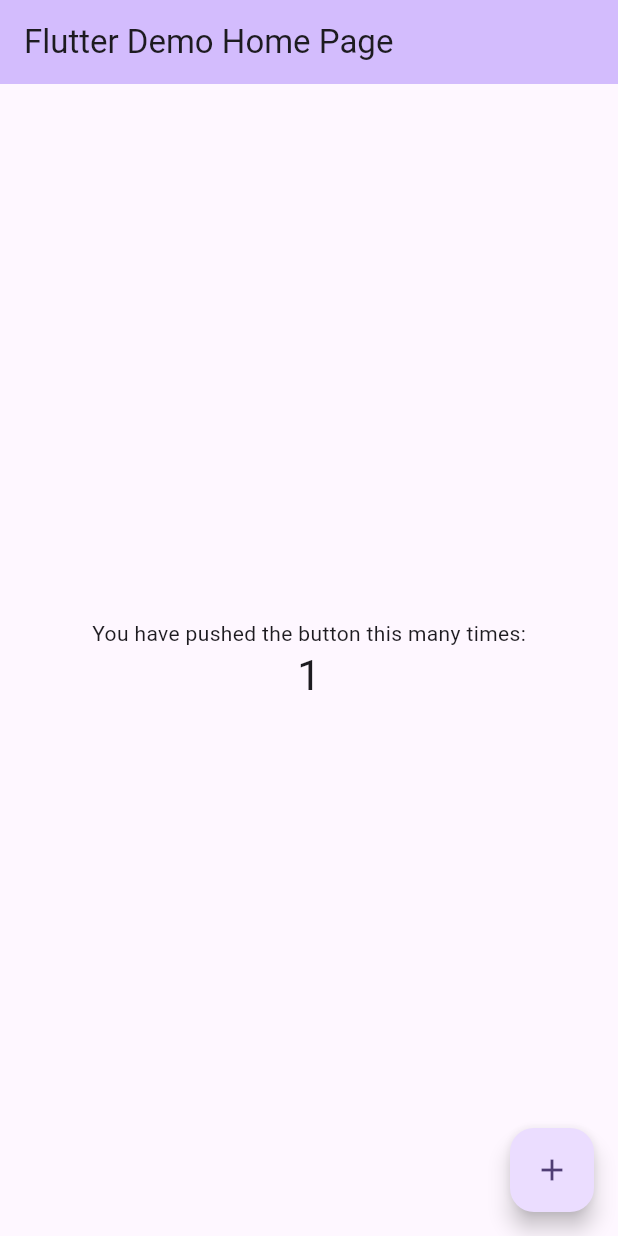
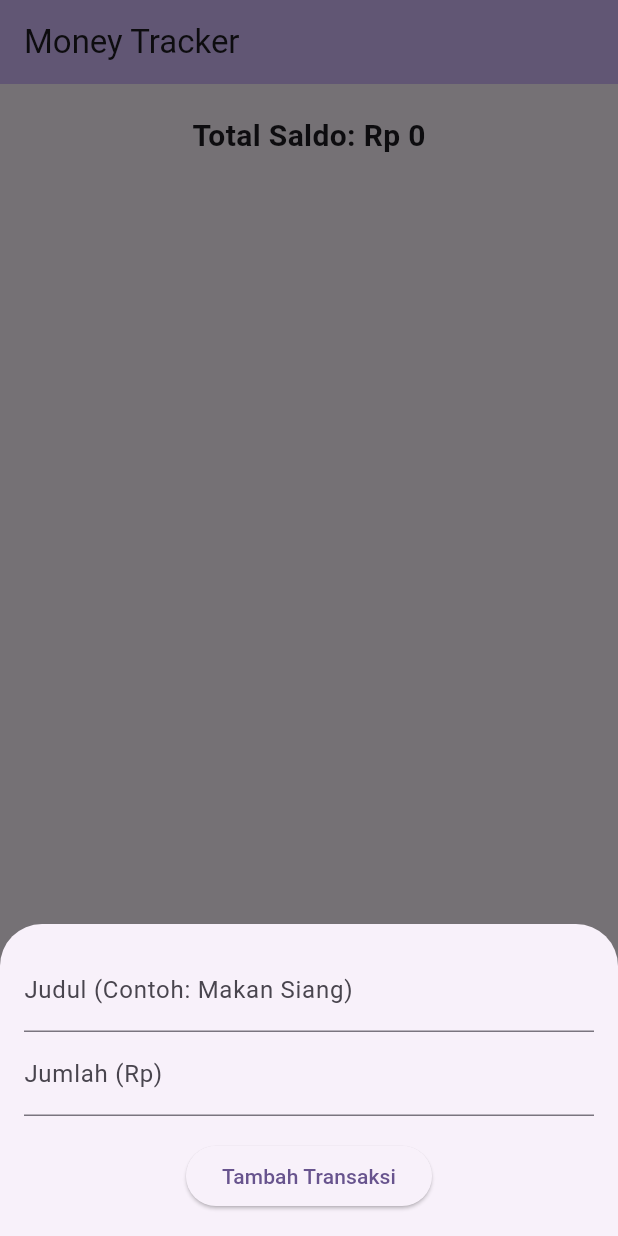
Before and after one commit to oh-kang-woo/Money-Tracker-Mobile, a Flutter app: the screen it shows after launch, after a tap on the "add" icon, on a phone screen of 412 x 824 dp. Run offline on Flutter 3.47's test engine with Material 3 defaults, Android fonts, the phone set to English and light mode, and no system bars.

Commit message:
dasar model, controller, dan view

```diff
--- /dev/null
+++ b/lib/controllers/transaction_controller.dart
@@ -0,0 +1,29 @@
+import 'package:flutter/material.dart';
+import '../models/transaction_model.dart';
+
+class TransactionController extends ChangeNotifier {
+  // Data private, hanya bisa dimodifikasi dari dalam controller
+  final List<TransactionModel> _transactions = [];
+
+  // Getter untuk mengambil data dari luar
+  List<TransactionModel> get transactions => _transactions;
+
+  // Logika menghitung total saldo
+  double get totalBalance {
+    return _transactions.fold(0, (sum, item) => sum + item.amount);
+  }
+
+  // Logika menambahkan transaksi baru
+  void addTransaction(String title, double amount) {
+    final newTransaction = TransactionModel(
+      id: DateTime.now().toString(),
+      title: title,
+      amount: amount,
+      date: DateTime.now(),
+    );
+    _transactions.add(newTransaction);
+
+    // Memberi tahu View bahwa ada perubahan data agar UI diperbarui
+    notifyListeners();
+  }
+}
--- a/lib/main.dart
+++ b/lib/main.dart
@@ -1,4 +1,6 @@
 import 'package:flutter/material.dart';
+// Sesuaikan path import ini dengan lokasi file home_view.dart milikmu
+import 'views/home_view.dart';
 
 void main() {
   runApp(const MyApp());
@@ -7,116 +9,17 @@ void main() {
 class MyApp extends StatelessWidget {
   const MyApp({super.key});
 
-  // This widget is the root of your application.
   @override
   Widget build(BuildContext context) {
     return MaterialApp(
-      title: 'Flutter Demo',
+      title: 'Money Tracker',
+      debugShowCheckedModeBanner: false, // Menghilangkan banner debug di pojok kanan atas
       theme: ThemeData(
-        // This is the theme of your application.
-        //
-        // TRY THIS: Try running your application with "flutter run". You'll see
-        // the application has a purple toolbar. Then, without quitting the app,
-        // try changing the seedColor in the colorScheme below to Colors.green
-        // and then invoke "hot reload" (save your changes or press the "hot
-        // reload" button in a Flutter-supported IDE, or press "r" if you used
-        // the command line to start the app).
-        //
-        // Notice that the counter didn't reset back to zero; the application
-        // state is not lost during the reload. To reset the state, use hot
-        // restart instead.
-        //
-        // This works for code too, not just values: Most code changes can be
-        // tested with just a hot reload.
-        colorScheme: .fromSeed(seedColor: Colors.deepPurple),
+        colorScheme: ColorScheme.fromSeed(seedColor: Colors.deepPurple),
+        useMaterial3: true,
       ),
-      home: const MyHomePage(title: 'Flutter Demo Home Page'),
+      // Memanggil HomeView dari folder views sebagai halaman utama
+      home: const HomeView(),
     );
   }
 }
-
-class MyHomePage extends StatefulWidget {
-  const MyHomePage({super.key, required this.title});
-
-  // This widget is the home page of your application. It is stateful, meaning
-  // that it has a State object (defined below) that contains fields that affect
-  // how it looks.
-
-  // This class is the configuration for the state. It holds the values (in this
-  // case the title) provided by the parent (in this case the App widget) and
-  // used by the build method of the State. Fields in a Widget subclass are
-  // always marked "final".
-
-  final String title;
-
-  @override
-  State<MyHomePage> createState() => _MyHomePageState();
-}
-
-class _MyHomePageState extends State<MyHomePage> {
-  int _counter = 0;
-
-  void _incrementCounter() {
-    setState(() {
-      // This call to setState tells the Flutter framework that something has
-      // changed in this State, which causes it to rerun the build method below
-      // so that the display can reflect the updated values. If we changed
-      // _counter without calling setState(), then the build method would not be
-      // called again, and so nothing would appear to happen.
-      _counter++;
-    });
-  }
-
-  @override
-  Widget build(BuildContext context) {
-    // This method is rerun every time setState is called, for instance as done
-    // by the _incrementCounter method above.
-    //
-    // The Flutter framework has been optimized to make rerunning build methods
-    // fast, so that you can just rebuild anything that needs updating rather
-    // than having to individually change instances of widgets.
-    return Scaffold(
-      appBar: AppBar(
-        // TRY THIS: Try changing the color here to a specific color (to
-        // Colors.amber, perhaps?) and trigger a hot reload to see the AppBar
-        // change color while the other colors stay the same.
-        backgroundColor: Theme.of(context).colorScheme.inversePrimary,
-        // Here we take the value from the MyHomePage object that was created by
-        // the App.build method, and use it to set our appbar title.
-        title: Text(widget.title),
-      ),
-      body: Center(
-        // Center is a layout widget. It takes a single child and positions it
-        // in the middle of the parent.
-        child: Column(
-          // Column is also a layout widget. It takes a list of children and
-          // arranges them vertically. By default, it sizes itself to fit its
-          // children horizontally, and tries to be as tall as its parent.
-          //
-          // Column has various properties to control how it sizes itself and
-          // how it positions its children. Here we use mainAxisAlignment to
-          // center the children vertically; the main axis here is the vertical
-          // axis because Columns are vertical (the cross axis would be
-          // horizontal).
-          //
-          // TRY THIS: Invoke "debug painting" (choose the "Toggle Debug Paint"
-          // action in the IDE, or press "p" in the console), to see the
-          // wireframe for each widget.
-          mainAxisAlignment: .center,
-          children: [
-            const Text('You have pushed the button this many times:'),
-            Text(
-              '$_counter',
-              style: Theme.of(context).textTheme.headlineMedium,
-            ),
-          ],
-        ),
-      ),
-      floatingActionButton: FloatingActionButton(
-        onPressed: _incrementCounter,
-        tooltip: 'Increment',
-        child: const Icon(Icons.add),
-      ),
-    );
-  }
-}
--- /dev/null
+++ b/lib/models/transaction_model.dart
@@ -0,0 +1,13 @@
+class TransactionModel {
+  final String id;
+  final String title;
+  final double amount;
+  final DateTime date;
+
+  TransactionModel({
+    required this.id,
+    required this.title,
+    required this.amount,
+    required this.date,
+  });
+}
--- /dev/null
+++ b/lib/views/home_view.dart
@@ -0,0 +1,125 @@
+import 'package:flutter/material.dart';
+import 'package:intl/intl.dart';
+import '../controllers/transaction_controller.dart'; // Memanggil controller
+
+class HomeView extends StatefulWidget {
+  const HomeView({super.key});
+
+  @override
+  State<HomeView> createState() => _HomeViewState();
+}
+
+class _HomeViewState extends State<HomeView> {
+  final TransactionController _controller = TransactionController();
+
+  final TextEditingController _titleController = TextEditingController();
+  final TextEditingController _amountController = TextEditingController();
+
+  @override
+  void initState() {
+    super.initState();
+    _controller.addListener(() {
+      setState(() {});
+    });
+  }
+
+  @override
+  void dispose() {
+    _controller.dispose();
+    _titleController.dispose();
+    _amountController.dispose();
+    super.dispose();
+  }
+
+  void _submitData() {
+    final enteredTitle = _titleController.text;
+    final enteredAmount = double.tryParse(_amountController.text) ?? 0.0;
+
+    if (enteredTitle.isEmpty || enteredAmount <= 0) {
+      return;
+    }
+
+    _controller.addTransaction(enteredTitle, enteredAmount);
+
+    _titleController.clear();
+    _amountController.clear();
+    Navigator.of(context).pop();
+  }
+
+  void _showAddTransactionModal(BuildContext context) {
+    showModalBottomSheet(
+      context: context,
+      builder: (_) {
+        return Padding(
+          padding: EdgeInsets.only(
+            top: 16, left: 16, right: 16,
+            bottom: MediaQuery.of(context).viewInsets.bottom + 16,
+          ),
+          child: Column(
+            mainAxisSize: MainAxisSize.min,
+            children: [
+              TextField(
+                controller: _titleController,
+                decoration: const InputDecoration(labelText: 'Judul (Contoh: Makan Siang)'),
+              ),
+              TextField(
+                controller: _amountController,
+                decoration: const InputDecoration(labelText: 'Jumlah (Rp)'),
+                keyboardType: TextInputType.number,
+              ),
+              const SizedBox(height: 16),
+              ElevatedButton(
+                onPressed: _submitData,
+                child: const Text('Tambah Transaksi'),
+              )
+            ],
+          ),
+        );
+      },
+    );
+  }
+
+  @override
+  Widget build(BuildContext context) {
+    return Scaffold(
+      appBar: AppBar(
+        title: const Text('Money Tracker'),
+        backgroundColor: Theme.of(context).colorScheme.inversePrimary,
+      ),
+      body: Column(
+        children: [
+          Container(
+            padding: const EdgeInsets.all(20),
+            child: Text(
+              'Total Saldo: ${NumberFormat.currency(locale: 'id_ID', symbol: 'Rp ', decimalDigits: 0).format(_controller.totalBalance)}',
+              style: const TextStyle(fontSize: 20, fontWeight: FontWeight.bold),
+            ),
+          ),
+          Expanded(
+            child: ListView.builder(
+              itemCount: _controller.transactions.length,
+              itemBuilder: (ctx, index) {
+                final trx = _controller.transactions[index];
+                return Card(
+                  margin: const EdgeInsets.symmetric(horizontal: 16, vertical: 8),
+                  child: ListTile(
+                    title: Text(trx.title),
+                    subtitle: Text('${trx.date.day}/${trx.date.month}/${trx.date.year}'),
+                    trailing: Text(
+                      NumberFormat.currency(locale: 'id_ID', symbol: 'Rp ', decimalDigits: 0).format(trx.amount),
+                      style: const TextStyle(fontWeight: FontWeight.bold, fontSize: 16),
+                    ),
+                  ),
+                );
+              },
+            ),
+          ),
+        ],
+      ),
+      floatingActionButton: FloatingActionButton(
+        onPressed: () => _showAddTransactionModal(context),
+        child: const Icon(Icons.add),
+      ),
+    );
+  }
+}
--- a/pubspec.yaml
+++ b/pubspec.yaml
@@ -34,6 +34,7 @@ dependencies:
   # The following adds the Cupertino Icons font to your application.
   # Use with the CupertinoIcons class for iOS style icons.
   cupertino_icons: ^1.0.8
+  intl: ^0.20.3
 
 dev_dependencies:
   flutter_test:
```
Also changed, not shown: pubspec.lock.
